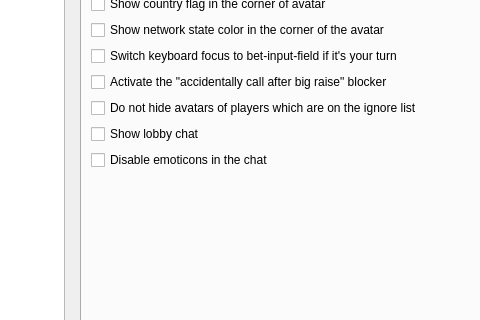
xingchengzhi/pokerth, file src/gui/qt/settingsdialog.ui: the form before one commit; both pictures show x 136 to 616 and y 90 to 410 of the 785 by 530 pixel window.
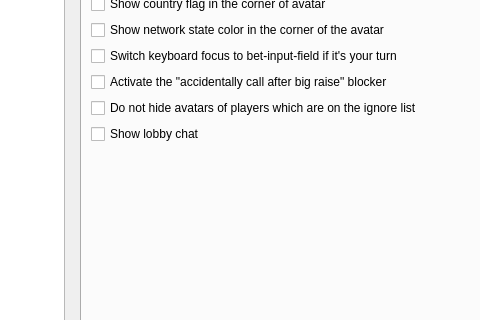
The form after the commit. The open tabs and pages were chosen to show the change. Icons and pictures are not drawn. Custom widgets are drawn as their Qt base class.

```diff
--- a/src/gui/qt/settingsdialog.ui
+++ b/src/gui/qt/settingsdialog.ui
@@ -373,13 +373,6 @@
                </property>
               </widget>
              </item>
-             <item row="6" column="0">
-              <widget class="QCheckBox" name="checkBox_disableChatEmoticons">
-               <property name="text">
-                <string>Disable emoticons in the chat</string>
-               </property>
-              </widget>
-             </item>
              <item row="1" column="0">
               <widget class="QCheckBox" name="checkBox_showPingStateInAvatar">
                <property name="text">
```
